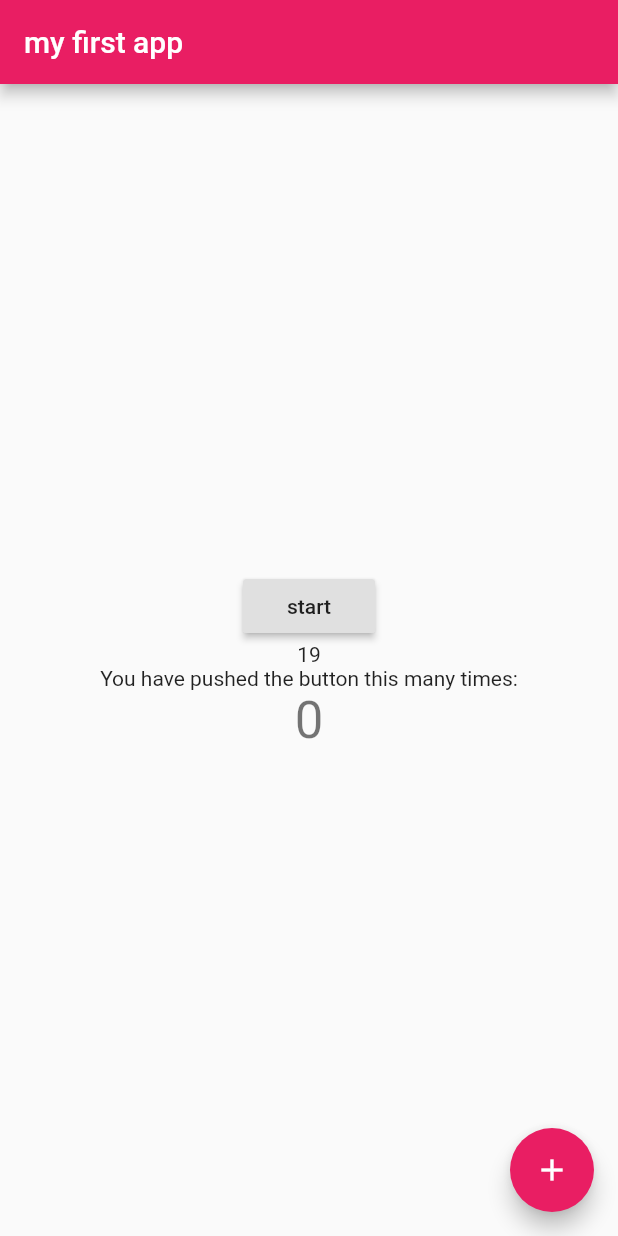
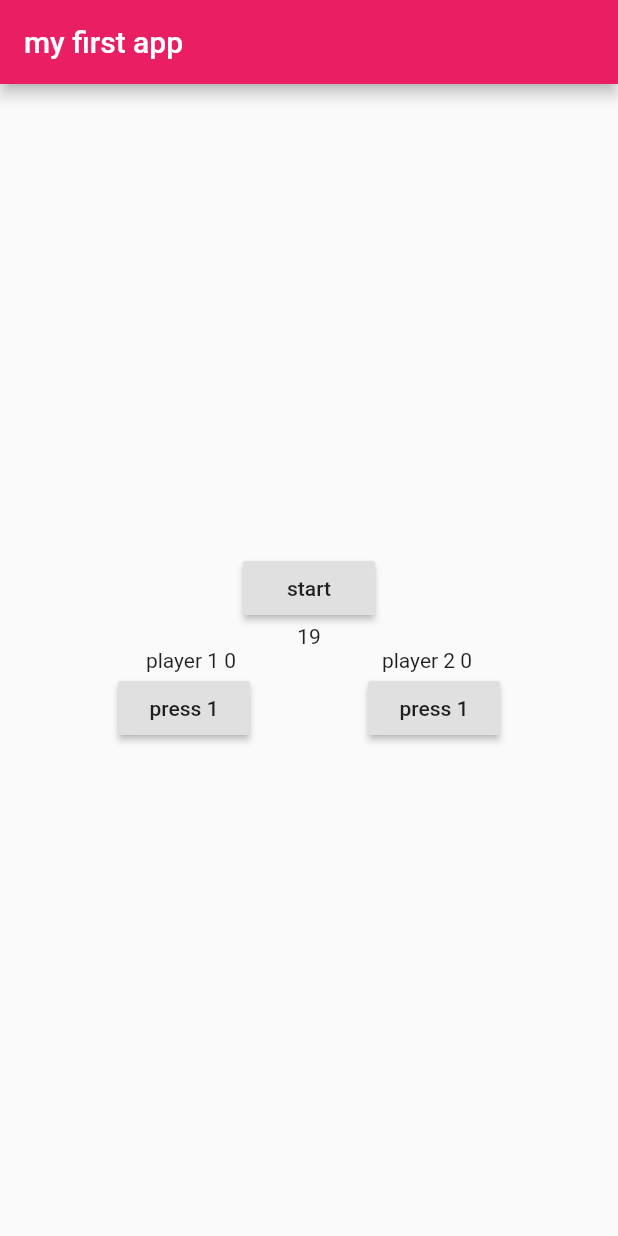
Before and after one commit to SushmithaMK/flutter-timer-app, a Flutter app: the screen it shows after launch, after a tap on "start", on a phone screen of 412 x 824 dp. Run offline on Flutter 3.47's test engine with Material 2 defaults, Android fonts, the phone set to English and light mode, and no system bars.

Commit message:
updated app

```diff
--- a/lib/main.dart
+++ b/lib/main.dart
@@ -51,6 +51,11 @@ class _MyHomePageState extends State<MyHomePage> {
   var _timer;
   var _start = 20;
 
+  int player_1_tap = 0, player_2_tap = 0;
+
+  bool isTimerRunning = false;
+  var max = "";
+
   void _incrementCounter() {
     setState(() {
       // This call to setState tells the Flutter framework that something has
@@ -64,8 +69,6 @@ class _MyHomePageState extends State<MyHomePage> {
 
   @override
   Widget build(BuildContext context) {
-
-
     // This method is rerun every time setState is called, for instance as done
     // by the _incrementCounter method above.
     //
@@ -105,25 +108,50 @@ class _MyHomePageState extends State<MyHomePage> {
                 child: Text("start"),
               ),
               Text("$_start"),
-            Text(
-              'You have pushed the button this many times:',
+              Row(
+                children: <Widget>[
+                  Text('player 1 $player_1_tap'),
+                  Text('player 2 $player_2_tap')
+                ],
+                mainAxisAlignment: MainAxisAlignment.spaceEvenly,
               ),
-            Text(
-              '$_counter',
-              style: Theme.of(context).textTheme.display1,
+              Row(
+                children: <Widget>[
+                  RaisedButton(
+                    child: Text("press 1"),
+                    onPressed: () {
+                      setState(() {
+                        if(isTimerRunning==true)
+                        {
+                          player_1_tap++;
+                        }
+                      });
+                    },
                   ),
+                  RaisedButton(
+                    child: Text("press 1"),
+                    onPressed: () {
+                      setState(() {
+                        if(isTimerRunning==true)
+                        {
+                          player_2_tap++;
+                        }
+                      });
+                    },
+                  )
                 ],
+                mainAxisAlignment: MainAxisAlignment.spaceEvenly,
               ),
-      ),
-      floatingActionButton: FloatingActionButton(
-        onPressed: _incrementCounter,
-        tooltip: 'Increment',
-        child: Icon(Icons.add),
-      ), // This trailing comma makes auto-formatting nicer for build methods.
+              Text(max),
+            ]))
+
+        // This trailng comma makes auto-formatting nicer for build methods.
+
         );
   }
 
   void startTimer() {
+    isTimerRunning = true;
     const oneSec = const Duration(seconds: 1);
     _timer = new Timer.periodic(
       oneSec,
@@ -131,6 +159,17 @@ class _MyHomePageState extends State<MyHomePage> {
         () {
           if (_start < 1) {
             timer.cancel();
+            isTimerRunning = false;
+
+            if (player_1_tap>player_2_tap) {
+              setState(() {
+                max = "Player 1 high score $player_1_tap";
+              });
+            } else {
+               setState(() {
+                max = "Player 2 high score $player_2_tap";
+              });
+            }
           } else {
             _start = _start - 1;
           }
```
Lines whose indentation alone changed are shown as unchanged.
